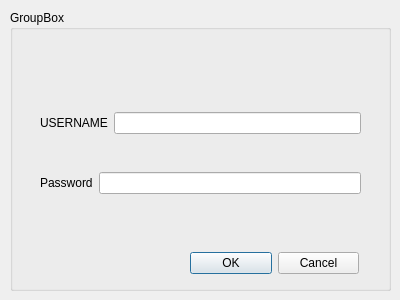
First picture: the form in police-station/login.ui, repository Crystal-Blu/police-station-2A25, before the edit.
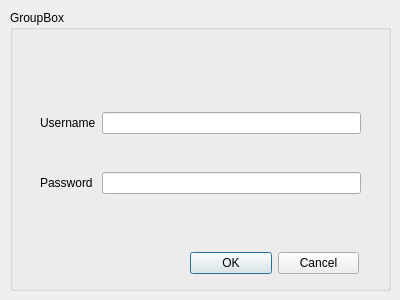
Second picture: the form after the edit.

Patch:
```diff
--- a/police-station/login.ui
+++ b/police-station/login.ui
@@ -64,12 +64,16 @@
      <item>
       <widget class="QLabel" name="label_41">
        <property name="text">
-        <string>Password</string>
+        <string>Password </string>
        </property>
       </widget>
      </item>
      <item>
-      <widget class="QLineEdit" name="le_loginpassword"/>
+      <widget class="QLineEdit" name="le_loginpassword">
+       <property name="echoMode">
+        <enum>QLineEdit::Password</enum>
+       </property>
+      </widget>
      </item>
     </layout>
    </widget>
@@ -86,7 +90,7 @@
      <item>
       <widget class="QLabel" name="label_42">
        <property name="text">
-        <string>USERNAME</string>
+        <string>Username</string>
        </property>
       </widget>
      </item>
```
